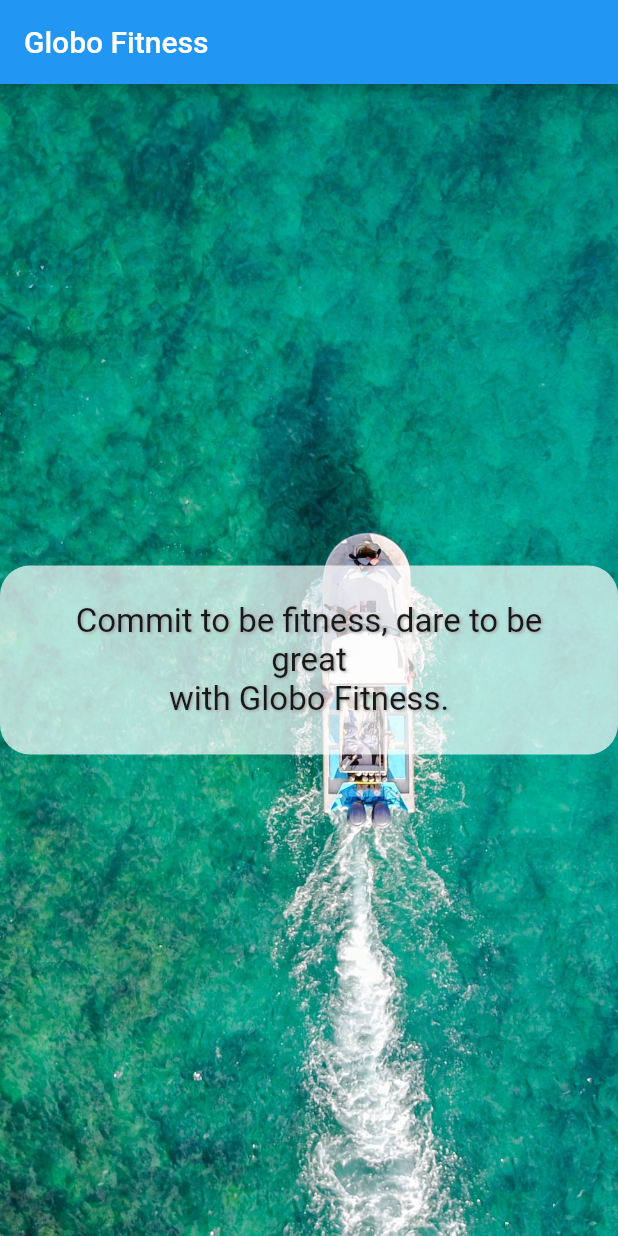
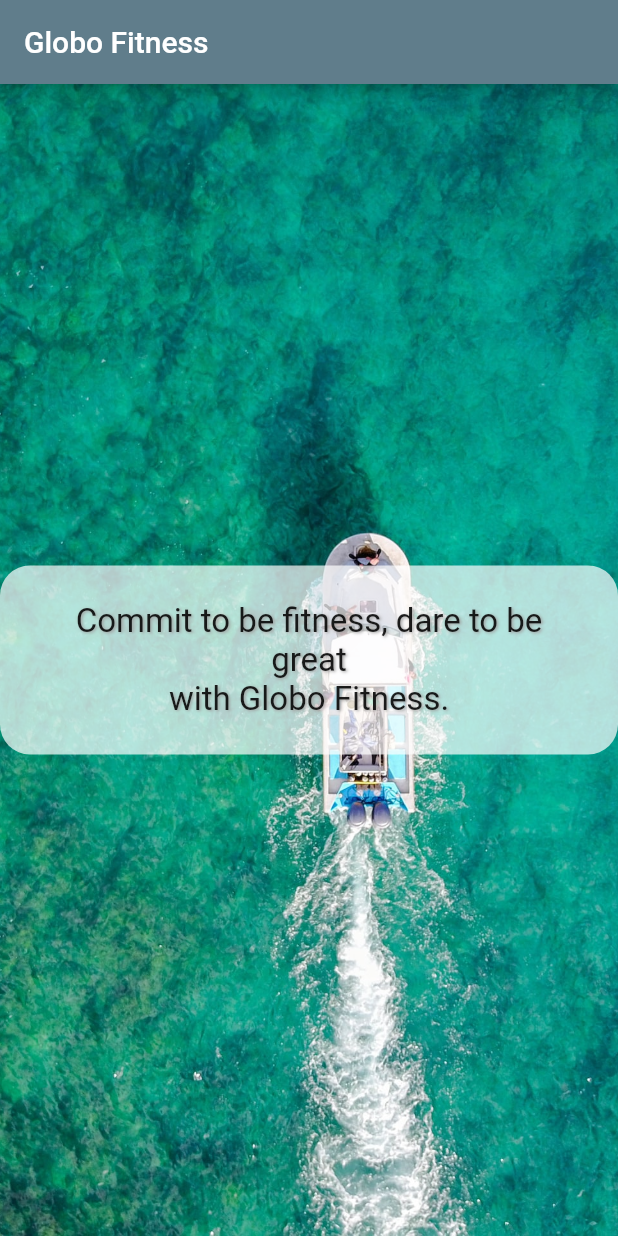
Before and after one commit to leowvazd/global_fitness, a Flutter app: the screen it shows after launch, on a phone screen of 412 x 824 dp. Run offline on Flutter 3.47's test engine with Material 2 defaults, Android fonts, the phone set to English and light mode, and no system bars.

Commit message:
module one done

```diff
--- a/lib/main.dart
+++ b/lib/main.dart
@@ -1,7 +1,8 @@
 import 'package:flutter/material.dart';
+import 'package:global_fitness/screens/intro_screen.dart';
 
 void main() {
-  runApp(GlobalApp());
+  runApp(const GlobalApp());
 }
 
 class GlobalApp extends StatelessWidget {
@@ -10,33 +11,8 @@ class GlobalApp extends StatelessWidget {
   @override
   Widget build(BuildContext context) {
     return MaterialApp(
-      home: Scaffold(
-        appBar: AppBar(title: const Text('Globo Fitness')),
-        body: Container(
-          decoration: BoxDecoration(
-              image: DecorationImage(
-                  image: AssetImage('assets/beach.jpg'), fit: BoxFit.cover)),
-          child: Center(
-              child: Container(
-            padding: EdgeInsets.all(24),
-            decoration: BoxDecoration(
-              borderRadius: BorderRadius.all(Radius.circular(20)),
-              color: Colors.white70,
-            ),
-            child: Text(
-              'Commit to be fitness, dare to be great \nwith Globo Fitness.',
-              textAlign: TextAlign.center,
-              style: TextStyle(fontSize: 22, shadows: [
-                Shadow(
-                  offset: Offset(1.0, 1.0),
-                  blurRadius: 2.0,
-                  color: Colors.grey,
-                )
-              ]),
-            ),
-          )),
-        ),
-      ),
+      theme: ThemeData(primarySwatch: Colors.blueGrey),
+      home: const IntroScreen(),
     );
   }
 }
--- /dev/null
+++ b/lib/screens/intro_screen.dart
@@ -0,0 +1,37 @@
+import 'package:flutter/material.dart';
+
+class IntroScreen extends StatelessWidget {
+  const IntroScreen({Key? key}) : super(key: key);
+
+  @override
+  Widget build(BuildContext context) {
+    return Scaffold(
+      appBar: AppBar(title: const Text('Globo Fitness')),
+      body: Container(
+        decoration: const BoxDecoration(
+          image: DecorationImage(
+              image: AssetImage('assets/beach.jpg'), fit: BoxFit.cover),
+        ),
+        child: Center(
+            child: Container(
+          padding: const EdgeInsets.all(24),
+          decoration: const BoxDecoration(
+            borderRadius: BorderRadius.all(Radius.circular(20)),
+            color: Colors.white70,
+          ),
+          child: const Text(
+            'Commit to be fitness, dare to be great \nwith Globo Fitness.',
+            textAlign: TextAlign.center,
+            style: TextStyle(fontSize: 22, shadows: [
+              Shadow(
+                offset: Offset(1.0, 1.0),
+                blurRadius: 2.0,
+                color: Colors.grey,
+              )
+            ]),
+          ),
+        )),
+      ),
+    );
+  }
+}
```
Also changed, not shown: 1 other file.
